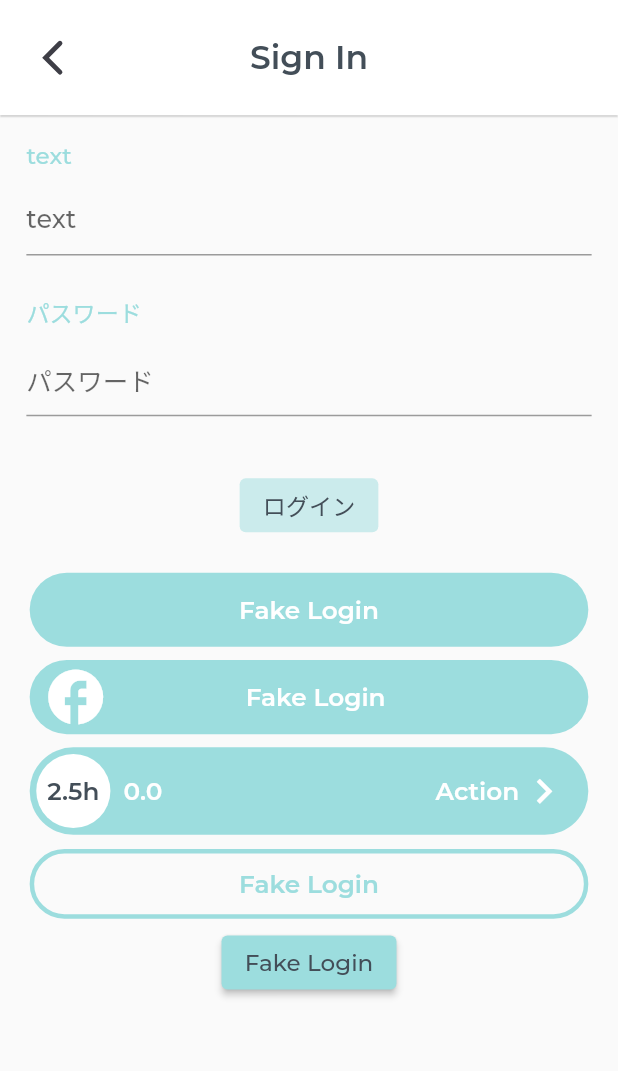
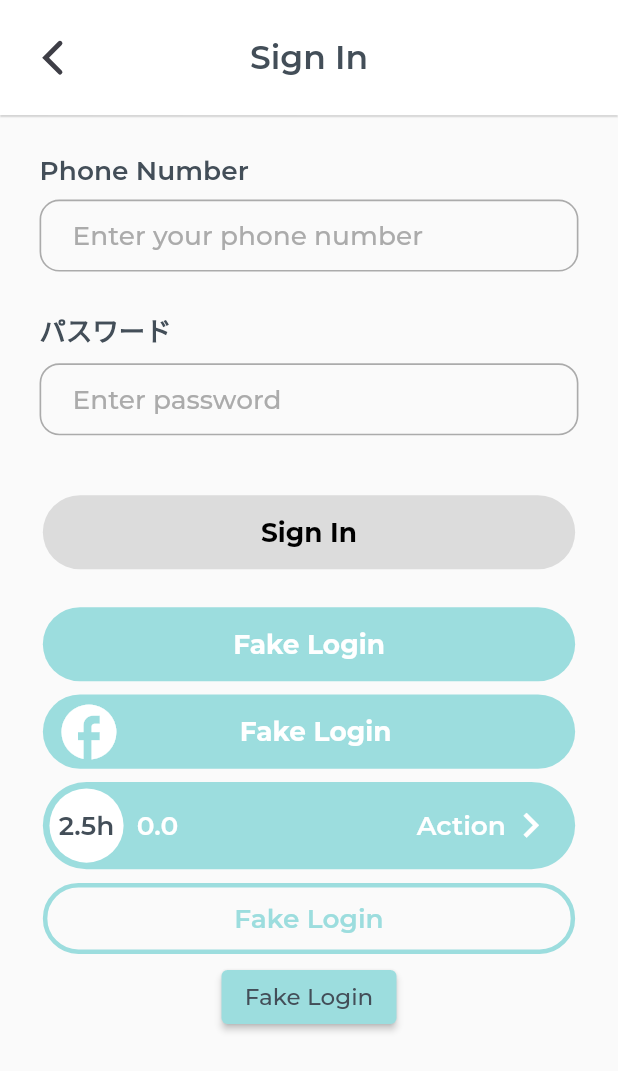
Before and after one commit to jinergenkai/homechef, a Flutter app: the OnboardingPage screen opened by its route, after a tap on "Sign In", on a phone screen of 412 x 824 dp. Shown: the top 1071 px of the screen. Run offline on Flutter 3.47's test engine with Material 2 defaults, Android fonts, the phone set to English and light mode, and no system bars; our stand-ins replace auto_route, connectivity_plus, cookie_jar, dartx, decimal, device_info_plus and 20 more; missing offline and left inert: _fe_analyzer_shared, analyzer, analyzer_plugin, android_id, custom_lint_builder, dart_style and 4 more; accounts and stored records are empty; generated files the repository leaves out were written again; statements that could not run were skipped; project files that could hold a hidden picture were left out.

Commit message:
[WIP] update apptextfield, font weight

```diff
--- a/app/lib/common_view/button/common_ellipse_button.dart
+++ b/app/lib/common_view/button/common_ellipse_button.dart
@@ -6,7 +6,7 @@ import '../../app.dart';
 class CommonEllipseButon extends StatefulWidget {
   const CommonEllipseButon({
     super.key,
-    this.onPress,
+    this.onPressed,
     this.text = "Button",
     this.color,
     this.textColor,
@@ -16,7 +16,7 @@ class CommonEllipseButon extends StatefulWidget {
     this.action = "Action",
     this.icon,
   });
-  final Function? onPress;
+  final Function? onPressed;
   final String? text;
   final Color? color;
   final Color? textColor;
@@ -41,7 +41,7 @@ class _CommonEllipseButonState extends State<CommonEllipseButon> {
           ),
           width: double.infinity,
           child: ElevatedButton(
-            onPressed: widget.onPress as void Function()?,
+            onPressed: widget.onPressed as void Function()?,
             style: ElevatedButton.styleFrom(
               elevation: 0,
               backgroundColor: widget.color ?? AppColors.current.primaryColor,
@@ -66,7 +66,7 @@ class _CommonEllipseButonState extends State<CommonEllipseButon> {
                           child: Text(
                             widget.text ?? "Button",
                             textAlign: TextAlign.center,
-                            style: (widget.onPress == null) ? AppTextStyles.s15w600(color: AppColors.current.disabledColor) : AppTextStyles.s15w600(color: widget.textColor ?? AppColors.current.whiteColor),
+                            style: (widget.onPressed == null) ? AppTextStyles.s16w700(color: AppColors.current.blackColor) : AppTextStyles.s16w700(color: widget.textColor ?? AppColors.current.whiteColor),
                           ),
                         ),
                         SizedBox(width: Dimens.d40.responsive()),
@@ -74,7 +74,7 @@ class _CommonEllipseButonState extends State<CommonEllipseButon> {
                     )
                   : Text(
                       widget.text ?? "Button",
-                      style: (widget.onPress == null) ? AppTextStyles.s15w600(color: AppColors.current.disabledColor) : AppTextStyles.s15w600(color: widget.textColor ?? AppColors.current.whiteColor),
+                      style: (widget.onPressed == null) ? AppTextStyles.s16w700(color: AppColors.current.blackColor) : AppTextStyles.s16w700(color: widget.textColor ?? AppColors.current.whiteColor),
                     ),
             ),
           ),
@@ -87,8 +87,8 @@ class _CommonEllipseButonState extends State<CommonEllipseButon> {
           width: double.infinity,
           child: ElevatedButton(
             onPressed: () {
-              if (widget.onPress != null) {
-                widget.onPress!();
+              if (widget.onPressed != null) {
+                widget.onPressed!();
               }
             },
             style: ElevatedButton.styleFrom(
@@ -117,7 +117,7 @@ class _CommonEllipseButonState extends State<CommonEllipseButon> {
                   ),
                   child: Text(
                     widget.quantity,
-                    style: AppTextStyles.s15w600(color: AppColors.current.primaryTextColor),
+                    style: AppTextStyles.s16w600(color: AppColors.current.primaryTextColor),
                   ),
                 ),
                 Expanded(
@@ -126,13 +126,13 @@ class _CommonEllipseButonState extends State<CommonEllipseButon> {
                     child: Row(
                       mainAxisAlignment: MainAxisAlignment.spaceBetween,
                       children: [
-                        Text(widget.price.toString(), style: AppTextStyles.s15w600White()),
+                        Text(widget.price.toString(), style: AppTextStyles.s16w600White()),
                         Row(
                           mainAxisAlignment: MainAxisAlignment.end,
                           children: [
                             Text(
                               widget.action,
-                              style: AppTextStyles.s15w600White(),
+                              style: AppTextStyles.s16w600White(),
                             ),
                             Icon(Icons.keyboard_arrow_right, size: Dimens.d30.responsive()),
                           ],
@@ -153,8 +153,8 @@ class _CommonEllipseButonState extends State<CommonEllipseButon> {
           width: double.infinity,
           child: OutlinedButton(
             onPressed: () {
-              if (widget.onPress != null) {
-                widget.onPress!();
+              if (widget.onPressed != null) {
+                widget.onPressed!();
               }
             },
             style: OutlinedButton.styleFrom(
@@ -172,7 +172,7 @@ class _CommonEllipseButonState extends State<CommonEllipseButon> {
               padding: EdgeInsets.symmetric(vertical: Dimens.d12.responsive()),
               child: Text(
                 widget.text ?? "Button",
-                style: AppTextStyles.s15w600(color: AppColors.current.primaryColor),
+                style: AppTextStyles.s16w600(color: AppColors.current.primaryColor),
               ),
             ),
           ),
--- a/app/lib/resource/styles/app_text_styles.dart
+++ b/app/lib/resource/styles/app_text_styles.dart
@@ -5,7 +5,7 @@ import '../../app.dart';
 
 /// AppTextStyle format as follows:
 /// s[fontSize][fontWeight][Color]
-/// Example: s18w400Primary
+/// Example: s18w500Primary
 
 class AppTextStyles {
   AppTextStyles._();
@@ -16,53 +16,75 @@ class AppTextStyles {
     // height: 1.0,
   );
 
-  static TextStyle s14w400Primary({
+  static TextStyle s14w500Primary({
     double? tablet,
     double? ultraTablet,
   }) =>
       _baseTextStyle.merge(TextStyle(
         fontSize: Dimens.d14.responsive(tablet: tablet, ultraTablet: ultraTablet),
-        fontWeight: FontWeight.w400,
+        fontWeight: FontWeight.w500,
         color: AppColors.current.primaryTextColor,
       ));
 
-  static TextStyle s15w600Primary({
+  static TextStyle s16w600Primary({
     double? tablet,
     double? ultraTablet,
   }) =>
       _baseTextStyle.merge(TextStyle(
-        fontSize: Dimens.d15.responsive(tablet: tablet, ultraTablet: ultraTablet),
+        fontSize: Dimens.d16.responsive(tablet: tablet, ultraTablet: ultraTablet),
         fontWeight: FontWeight.w600,
         color: AppColors.current.primaryTextColor,
       ));
-  static TextStyle s15w600White({
+  static TextStyle s16w600White({
     double? tablet,
     double? ultraTablet,
   }) =>
       _baseTextStyle.merge(TextStyle(
-        fontSize: Dimens.d15.responsive(tablet: tablet, ultraTablet: ultraTablet),
+        fontSize: Dimens.d16.responsive(tablet: tablet, ultraTablet: ultraTablet),
         fontWeight: FontWeight.w600,
         color: AppColors.current.whiteColor,
       ));
 
-  static TextStyle s15w600Secondary({
+  static TextStyle s16w600Secondary({
     double? tablet,
     double? ultraTablet,
   }) =>
       _baseTextStyle.merge(TextStyle(
-        fontSize: Dimens.d15.responsive(tablet: tablet, ultraTablet: ultraTablet),
+        fontSize: Dimens.d16.responsive(tablet: tablet, ultraTablet: ultraTablet),
         fontWeight: FontWeight.w600,
         color: AppColors.current.secondaryTextColor,
       ));
 
-  static TextStyle s15w600({
+  static TextStyle s16w500({
     required Color color,
     double? tablet,
     double? ultraTablet,
   }) =>
       _baseTextStyle.merge(TextStyle(
-        fontSize: Dimens.d15.responsive(tablet: tablet, ultraTablet: ultraTablet),
+        fontSize: Dimens.d16.responsive(tablet: tablet, ultraTablet: ultraTablet),
+        fontWeight: FontWeight.w500,
+        color: color,
+      ));
+
+  static TextStyle s16w600({
+    required Color color,
+    double? tablet,
+    double? ultraTablet,
+  }) =>
+      _baseTextStyle.merge(TextStyle(
+        fontSize: Dimens.d16.responsive(tablet: tablet, ultraTablet: ultraTablet),
         fontWeight: FontWeight.w600,
+        color: color,
+      ));
+
+  static TextStyle s16w700({
+    required Color color,
+    double? tablet,
+    double? ultraTablet,
+  }) =>
+      _baseTextStyle.merge(TextStyle(
+        fontSize: Dimens.d16.responsive(tablet: tablet, ultraTablet: ultraTablet),
+        fontWeight: FontWeight.w700,
         color: color,
       ));
 
@@ -77,34 +99,23 @@ class AppTextStyles {
         color: color,
       ));
 
-  static TextStyle s15w400({
-    required Color color,
+  static TextStyle s16w600Black({
     double? tablet,
     double? ultraTablet,
   }) =>
       _baseTextStyle.merge(TextStyle(
-        fontSize: Dimens.d15.responsive(tablet: tablet, ultraTablet: ultraTablet),
-        fontWeight: FontWeight.w400,
-        color: color,
-      ));
-
-  static TextStyle s15w600Black({
-    double? tablet,
-    double? ultraTablet,
-  }) =>
-      _baseTextStyle.merge(TextStyle(
-        fontSize: Dimens.d15.responsive(tablet: tablet, ultraTablet: ultraTablet),
+        fontSize: Dimens.d16.responsive(tablet: tablet, ultraTablet: ultraTablet),
         fontWeight: FontWeight.w600,
         color: AppColors.current.blackColor,
       ));
 
-  static TextStyle s14w400Secondary({
+  static TextStyle s14w500Secondary({
     double? tablet,
     double? ultraTablet,
   }) =>
       _baseTextStyle.merge(TextStyle(
         fontSize: Dimens.d14.responsive(tablet: tablet, ultraTablet: ultraTablet),
-        fontWeight: FontWeight.w400,
+        fontWeight: FontWeight.w500,
         color: AppColors.current.secondaryTextColor,
       ));
 }
--- a/app/lib/shared_view/app_text_field.dart
+++ b/app/lib/shared_view/app_text_field.dart
@@ -32,7 +32,7 @@ class AppTextField extends StatelessWidget {
           alignment: Alignment.centerLeft,
           child: Text(
             title,
-            style: AppTextStyles.s14w400Secondary(),
+            style: AppTextStyles.s16w600Primary(),
           ),
         ),
         SizedBox(height: Dimens.d8.responsive()),
@@ -40,7 +40,32 @@ class AppTextField extends StatelessWidget {
           onTap: onTap,
           onChanged: onChanged,
           controller: controller,
-          decoration: InputDecoration(hintText: hintText),
+          decoration: InputDecoration(
+            contentPadding: EdgeInsets.symmetric(
+              horizontal: Dimens.d20.responsive(),
+              vertical: Dimens.d12.responsive(),
+            ),
+            border: OutlineInputBorder(
+              borderRadius: BorderRadius.circular(Dimens.d12.responsive()),
+            ),
+            enabledBorder: OutlineInputBorder(
+              borderRadius: BorderRadius.circular(Dimens.d12.responsive()),
+              borderSide: BorderSide(
+                color: AppColors.current.disabledColor,
+                width: Dimens.d1.responsive(),
+              ),
+            ),
+            focusedBorder: OutlineInputBorder(
+              borderRadius: BorderRadius.circular(Dimens.d12.responsive()),
+              borderSide: BorderSide(
+                color: AppColors.current.primaryColor,
+                width: Dimens.d1.responsive(),
+              ),
+            ),
+
+            hintText: hintText,
+            hintStyle: AppTextStyles.s16w500(color: AppColors.current.disabledColor),
+          ),
           keyboardType: keyboardType,
           obscureText: obscureText,
         ),
--- a/app/lib/ui/home/home_page.dart
+++ b/app/lib/ui/home/home_page.dart
@@ -96,7 +96,7 @@ class _HomePageState extends BasePageState<HomePage, HomeBloc> {
                                 height: Dimens.d60.responsive(),
                                 child: Text(
                                   user.email,
-                                  style: AppTextStyles.s14w400Primary(),
+                                  style: AppTextStyles.s14w500Primary(),
                                 ),
                               ),
                             ),
--- a/app/lib/ui/item_detail/item_detail_page.dart
+++ b/app/lib/ui/item_detail/item_detail_page.dart
@@ -27,7 +27,7 @@ class _ItemDetailPageState extends BasePageState<ItemDetailPage, ItemDetailBloc>
       body: Center(
         child: Text(
           widget.user.toString(),
-          style: AppTextStyles.s14w400Primary(),
+          style: AppTextStyles.s14w500Primary(),
         ),
       ),
     );
--- a/app/lib/ui/login/login_page.dart
+++ b/app/lib/ui/login/login_page.dart
@@ -19,6 +19,7 @@ class LoginPage extends StatefulWidget {
 class _LoginPageState extends BasePageState<LoginPage, LoginBloc> {
   @override
   Widget buildPage(BuildContext context) {
+    // logD(MediaQuery.of(context).size.height.toString());
     return CommonScaffold(
       hideKeyboardWhenTouchOutside: true,
       appBar: CommonAppBar(
@@ -39,23 +40,23 @@ class _LoginPageState extends BasePageState<LoginPage, LoginBloc> {
       //   centerTitle: true,
       //   text: S.current.login,
       //   backgroundColor: AppColors.current.primaryColor,
-      //   titleTextStyle: AppTextStyles.s14w400Primary(),
+      //   titleTextStyle: AppTextStyles.s14w500Primary(),
       // ),
       body: SafeArea(
         child: SingleChildScrollView(
-          padding: EdgeInsets.all(Dimens.d16.responsive()),
+          padding: EdgeInsets.all(Dimens.d24.responsive()),
           child: Column(
             children: [
               AppTextField(
-                title: S.current.text,
-                hintText: S.current.text,
+                title: S.current.phoneNumber,
+                hintText: S.current.enterYourPhoneNumber,
                 onChanged: (email) => bloc.add(EmailTextFieldChanged(email: email)),
                 keyboardType: TextInputType.emailAddress,
               ),
               SizedBox(height: Dimens.d24.responsive()),
               AppTextField(
                 title: S.current.password,
-                hintText: S.current.password,
+                hintText: S.current.enterPassword,
                 onChanged: (pass) => bloc.add(PasswordTextFieldChanged(password: pass)),
                 obscureText: true,
                 keyboardType: TextInputType.visiblePassword,
@@ -65,52 +66,48 @@ class _LoginPageState extends BasePageState<LoginPage, LoginBloc> {
                 buildWhen: (previous, current) => previous.onPageError != current.onPageError,
                 builder: (_, state) => Text(
                   state.onPageError,
-                  style: AppTextStyles.s14w400Secondary(),
+                  style: AppTextStyles.s14w500Secondary(),
                 ),
               ),
               BlocBuilder<LoginBloc, LoginState>(
-                buildWhen: (previous, current) =>
-                    previous.isLoginButtonEnabled != current.isLoginButtonEnabled,
+                buildWhen: (previous, current) => previous.isLoginButtonEnabled != current.isLoginButtonEnabled,
                 builder: (context, state) {
-                  return ElevatedButton(
-                    onPressed: state.isLoginButtonEnabled
-                        ? () => bloc.add(const LoginButtonPressed())
-                        : null,
-                    style: ButtonStyle(
-                      backgroundColor: MaterialStateProperty.all(AppColors.current.primaryColor
-                          .withOpacity(state.isLoginButtonEnabled ? 1 : 0.5)),
-                    ),
-                    child: Text(
-                      S.current.login,
-                      style: AppTextStyles.s14w400Primary(),
-                    ),
+                  return CommonEllipseButon(
+                    onPressed: state.isLoginButtonEnabled ? () => bloc.add(const LoginButtonPressed()) : null,
+                    // style: ButtonStyle(
+                    //   backgroundColor: MaterialStateProperty.all(AppColors.current.primaryColor.withOpacity(state.isLoginButtonEnabled ? 1 : 0.5)),
+                    // ),
+                    // child: Text(
+                    //   S.current.signIn,
+                    //   style: AppTextStyles.s14w500Primary(),
+                    // ),
+                    text: S.current.signIn,
                   );
                 },
               ),
               SizedBox(height: Dimens.d15.responsive()),
               CommonEllipseButon(
-                onPress: () => bloc.add(const FakeLoginButtonPressed()),
+                onPressed: () => bloc.add(const FakeLoginButtonPressed()),
                 text: S.current.fakeLogin,
               ),
               CommonEllipseButon(
-                onPress: () => bloc.add(const FakeLoginButtonPressed()),
+                onPressed: () => bloc.add(const FakeLoginButtonPressed()),
                 text: S.current.fakeLogin,
                 icon: Icon(Icons.facebook, size: Dimens.d40.responsive()),
               ),
               CommonEllipseButon(
-                onPress: () => bloc.add(const FakeLoginButtonPressed()),
+                onPressed: () => bloc.add(const FakeLoginButtonPressed()),
                 text: S.current.fakeLogin,
                 color: AppColors.current.primaryColor,
                 textColor: AppColors.current.secondaryColor,
                 buttonType: ButtonEllipseType.checkout,
               ),
               CommonEllipseButon(
-                onPress: () => bloc.add(const FakeLoginButtonPressed()),
-                text: S.current.fakeLogin,
-                color: AppColors.current.primaryColor,
-                textColor: AppColors.current.secondaryColor,
-                buttonType: ButtonEllipseType.inverse
-              ),
+                  onPressed: () => bloc.add(const FakeLoginButtonPressed()),
+                  text: S.current.fakeLogin,
+                  color: AppColors.current.primaryColor,
+                  textColor: AppColors.current.secondaryColor,
+                  buttonType: ButtonEllipseType.inverse),
               ElevatedButton(
                 onPressed: () => bloc.add(const FakeLoginButtonPressed()),
                 style: ButtonStyle(
@@ -118,7 +115,7 @@ class _LoginPageState extends BasePageState<LoginPage, LoginBloc> {
                 ),
                 child: Text(
                   S.current.fakeLogin,
-                  style: AppTextStyles.s14w400Primary(),
+                  style: AppTextStyles.s14w500Primary(),
                 ),
               ),
             ],
--- a/app/lib/ui/my_page/my_page_page.dart
+++ b/app/lib/ui/my_page/my_page_page.dart
@@ -31,7 +31,7 @@ class _MyPagePageState extends BasePageState<MyPagePage, MyPageBloc> {
                   return SwitchListTile.adaptive(
                     title: Text(
                       S.current.darkTheme,
-                      style: AppTextStyles.s14w400Primary(),
+                      style: AppTextStyles.s14w500Primary(),
                     ),
                     tileColor: AppColors.current.primaryColor,
                     value: state.isDarkTheme,
@@ -47,7 +47,7 @@ class _MyPagePageState extends BasePageState<MyPagePage, MyPageBloc> {
                   return SwitchListTile.adaptive(
                     title: Text(
                       S.current.japanese,
-                      style: AppTextStyles.s14w400Primary(),
+                      style: AppTextStyles.s14w500Primary(),
                     ),
                     tileColor: AppColors.current.primaryColor,
                     value: state.languageCode == LanguageCode.ja,
@@ -65,7 +65,7 @@ class _MyPagePageState extends BasePageState<MyPagePage, MyPageBloc> {
                 ),
                 child: Text(
                   S.current.logout,
-                  style: AppTextStyles.s14w400Primary(),
+                  style: AppTextStyles.s14w500Primary(),
                 ),
               ),
             ],
--- a/app/lib/ui/onboarding/onboarding_page.dart
+++ b/app/lib/ui/onboarding/onboarding_page.dart
@@ -2,8 +2,8 @@ import 'package:auto_route/auto_route.dart';
 import 'package:domain/domain.dart';
 import 'package:flutter/gestures.dart';
 import 'package:flutter/material.dart';
-import 'package:flutter_bloc/flutter_bloc.dart';
-import 'package:flutter_svg/flutter_svg.dart';
+// import 'package:flutter_bloc/flutter_bloc.dart';
+// import 'package:flutter_svg/flutter_svg.dart';
 import 'package:resources/resources.dart';
 
 import '../../app.dart';
@@ -39,7 +39,7 @@ class _OnboardingPageState extends BasePageState<OnboardingPage, OnboardingBloc>
 
               //login button
               CommonEllipseButon(
-                onPress: () => {navigator.push(const AppRouteInfo.login())},
+                onPressed: () => {navigator.push(const AppRouteInfo.login())},
                 text: S.current.signIn,
               ),
               SizedBox(
@@ -48,21 +48,21 @@ class _OnboardingPageState extends BasePageState<OnboardingPage, OnboardingBloc>
               const CommonDivider(),
               SizedBox(height: Dimens.d25.responsive()),
               CommonEllipseButon(
-                onPress: () => {},
+                onPressed: () => {},
                 text: S.current.continueWithGoogle,
                 color: const Color(0xff5384ee),
                 textColor: AppColors.current.whiteColor,
                 icon: Assets.images.googleIcon.svg(color: AppColors.current.whiteColor, height: Dimens.d30.responsive(), width: Dimens.d30.responsive()),
               ),
               CommonEllipseButon(
-                onPress: () => {},
+                onPressed: () => {},
                 text: S.current.continueWithFacebook,
                 color: const Color(0xff0866ff),
                 textColor: AppColors.current.whiteColor,
                 icon: Icon(Icons.facebook, size: Dimens.d30.responsive()),
               ),
               CommonEllipseButon(
-                onPress: () => {},
+                onPressed: () => {},
                 color: const Color.fromARGB(255, 0, 0, 0),
                 textColor: AppColors.current.whiteColor,
                 text: S.current.continueWithApple,
@@ -72,11 +72,11 @@ class _OnboardingPageState extends BasePageState<OnboardingPage, OnboardingBloc>
               RichText(
                   text: TextSpan(
                 text: S.current.doNotHaveAccount,
-                style: AppTextStyles.s15w400(color: AppColors.current.blackColor),
+                style: AppTextStyles.s16w500(color: AppColors.current.blackColor),
                 children: [
                   TextSpan(
                     text: S.current.signUp,
-                    style: AppTextStyles.s15w600(color: AppColors.current.primaryColor),
+                    style: AppTextStyles.s16w600(color: AppColors.current.primaryColor),
                     recognizer: TapGestureRecognizer()..onTap = () => navigator.push(const AppRouteInfo.main()),
                   )
                 ],
@@ -104,7 +104,7 @@ class CommonDivider extends StatelessWidget {
         width: Dimens.d125.responsive(),
         color:const Color.fromARGB(255, 226, 226, 226),
       ),
-      Text("  ${S.current.or}  ", style: AppTextStyles.s15w400(color: AppColors.current.blackColor)),
+      Text("  ${S.current.or}  ", style: AppTextStyles.s16w500(color: AppColors.current.blackColor)),
       Container(
         height: Dimens.d1.responsive(),
         width: Dimens.d125.responsive(),
--- a/app/lib/ui/search/search_page.dart
+++ b/app/lib/ui/search/search_page.dart
@@ -30,7 +30,7 @@ class _SearchPageState extends BasePageState<SearchPage, SearchBloc> {
           },
           child: Text(
             S.current.login,
-            style: AppTextStyles.s14w400Primary(),
+            style: AppTextStyles.s14w500Primary(),
           ),
         ),
       ),
--- a/resources/lib/src/l10n/intl_en.arb
+++ b/resources/lib/src/l10n/intl_en.arb
@@ -10,9 +10,13 @@
   "continueWithFacebook": "Continue With Facebook",
   "continueWithApple": "Continue With Apple",
   "doNotHaveAccount": "Do not have account? ",
+  "phoneNumber": "Phone Number",
+  "enterYourPhoneNumber": "Enter your phone number",
   "logout": "Logout",
   "email": "Email",
   "password": "Password",
+  "enterPassword": "Enter password",
+  "forgotPassword": "Forgot password?",
   "unknownException": "unknownException ({errorCode})",
   "parseException": "parseException",
   "cancellationException": "cancellationException",
```
Also changed, not shown: app/lib/common_view/popup/common_dialog.dart (+7 -7 lines), 1 other file.
